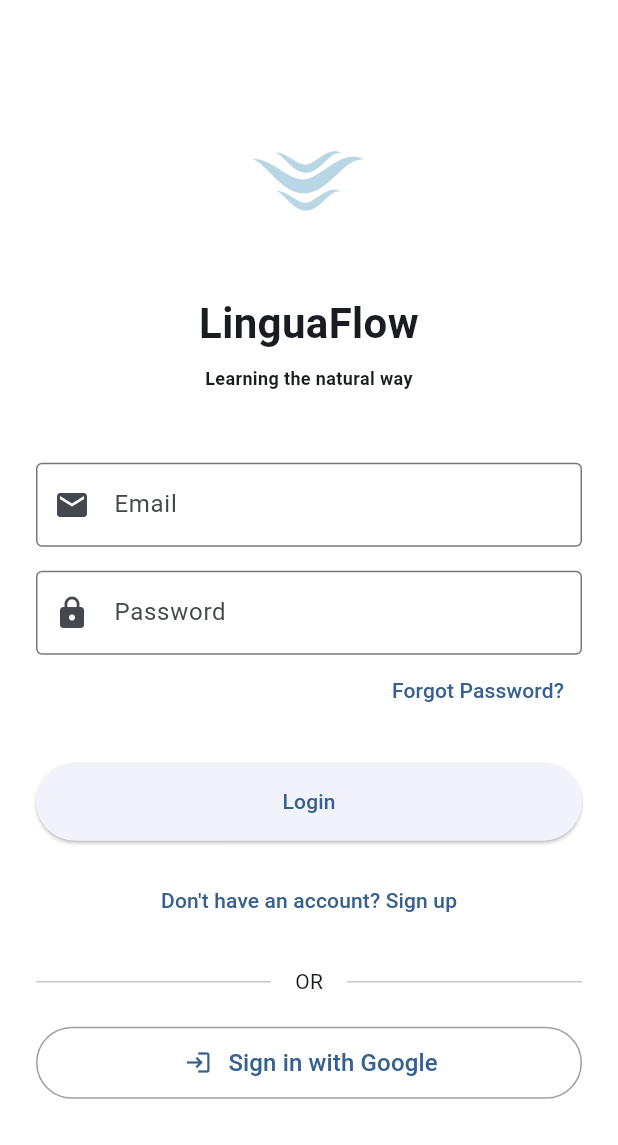
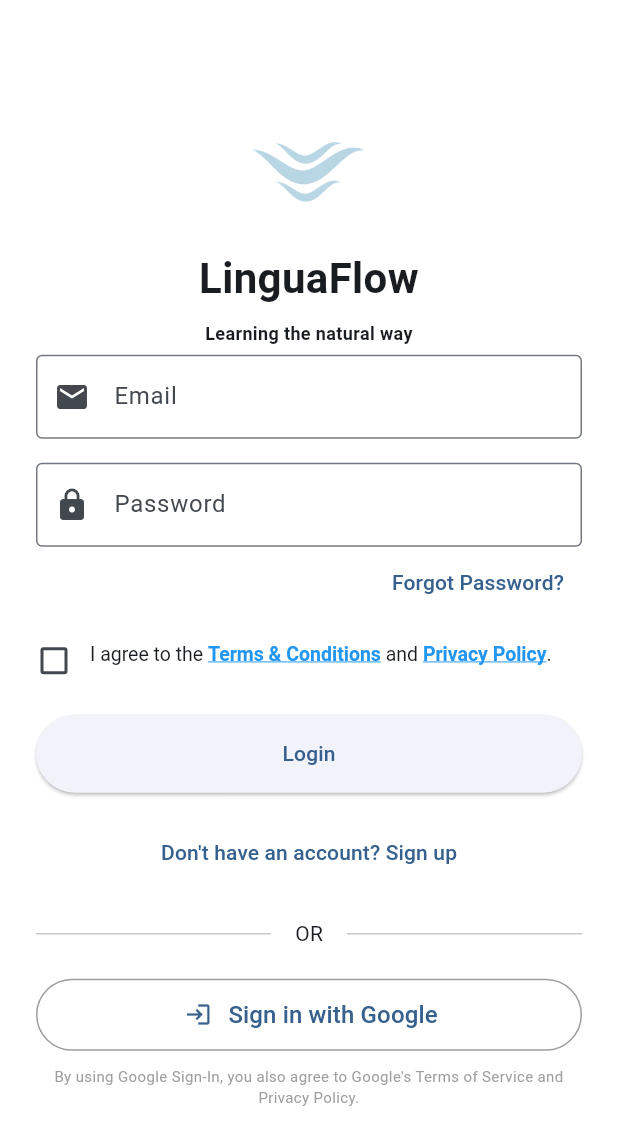
Before and after one commit to reikomdewa/linguaflowy, a Flutter app: the screen it shows after launch, on a phone screen of 412 x 824 dp. Shown: the top 1145 px of the screen. Run offline on Flutter 3.47's test engine with Material 3 defaults, Android fonts, the phone set to English and light mode, and no system bars; our stand-ins replace bloc, cloud_firestore, device_info_plus, equatable, file_picker, firebase_auth and 19 more; missing offline and left inert: audio_session, flutter_paypal_payment, media_kit, media_kit_video, receive_sharing_intent, translator; accounts and stored records are empty; network calls fail; project files that could hold a hidden picture were left out.

Commit message:
added privacy policies and terms and conditions

```diff
--- /dev/null
+++ b/lib/constants/terms_and_policies.dart
@@ -0,0 +1,89 @@
+// lib/constants/terms_and_policies.dart
+
+class TermsAndPolicies {
+  static const String termsOfService = """
+# TERMS AND CONDITIONS
+**Last Updated:** December 17, 2025
+
+### 1. Introduction
+Welcome to **Linguaflow** ("we," "our," or "us"). These Terms and Conditions ("Terms") govern your use of the Linguaflow mobile application. The app is currently operated by Emmanuel Mambwe (Sole Proprietorship).
+
+By creating an account, downloading, or using the app, you agree to these Terms. If you do not agree, please do not use Linguaflow.
+
+### 2. Age & Eligibility
+You must be at least **13 years old** to use Linguaflow. If you are under 18, you represent that you have your parent or guardian's permission to use the app. We reserve the right to suspend accounts that do not meet these age requirements.
+
+### 3. Accounts & Third-Party Login
+To access certain features, you must create an account using Email/Password or Google Sign-In.
+* **Google Services:** By using Google Sign-In, you acknowledge that you also agree to **Google’s Terms of Service** and **Google’s Privacy Policy**.
+* **Data Access:** You understand that Google provides us with your email, name, and profile picture to authenticate your identity. We do not manage or store your Google password.
+* **Account Security:** You are responsible for restricting access to your device. You may not share your account with others.
+
+### 4. Subscriptions, Payments & Refunds
+* **Access Codes:** Premium content is unlocked using valid **Access Codes**. You obtain these codes after purchasing them through third-party platforms (e.g., **Gumroad**, **PayPal**) or via direct arrangement (e.g., email/WhatsApp).
+* **Payment Processing:** We do not process payments directly within the app. All financial transactions occur externally. You are responsible for ensuring the security of your payment details on those external platforms.
+* **Refunds:** As Access Codes are digital goods, **all sales are final** once the code has been delivered, unless required by local law. Refunds are granted solely at our discretion or in accordance with the specific refund policy of the platform you used (e.g., Gumroad's policy).
+
+### 5. Content Ownership & YouTube
+* **Linguaflow Content:** All exercises, code, original audio, lesson text, and app design are the intellectual property of Linguaflow and are protected by copyright laws.
+* **YouTube Content:** Some lessons incorporate videos streamed from YouTube. We do not claim ownership of this third-party content. By using these features, you agree to be bound by the **YouTube Terms of Service**.
+* **Prohibited Acts:** You may not copy, scrape, distribute, resell, or reverse engineer any part of the app or its content.
+
+### 6. Acceptable Use
+You agree not to:
+* Use bots, scripts, or automation tools to manipulate the app or learning progress.
+* Engage in harassment, hate speech, or abusive behavior.
+* Attempt to bypass security features or payment mechanisms.
+
+### 7. Disclaimer of Results
+* **No Guarantee:** Linguaflow is a tool to assist in language learning. We **do not guarantee** fluency, employment opportunities, or specific test scores.
+* **Individual Effort:** Learning outcomes depend entirely on the time, effort, and consistency you invest.
+
+### 8. Termination
+We reserve the right to suspend or delete your account immediately, without prior notice, if you violate these Terms (e.g., scraping content, harassment, or cheating).
+
+### 9. Limitation of Liability
+To the fullest extent permitted by law, Linguaflow shall not be liable for any indirect, incidental, or consequential damages. Our total liability to you is limited to the amount you paid to use the app.
+
+### 10. Governing Law
+These Terms shall be governed by and construed in accordance with the laws of **Morocco**.
+""";
+
+  static const String privacyPolicy = """
+# PRIVACY POLICY
+**Last Updated:** December 17, 2025
+
+### 1. Introduction
+**Linguaflow** respects your privacy. This policy explains what data we collect, how we use it, and your rights. By using the app, you agree to the collection and use of information in accordance with this policy.
+
+### 2. Information We Collect
+* **Account Data:** When you sign in via Google or Email, we collect your **Name**, **Email Address**, and **Profile Picture**. This is used to create your account and save your progress across devices.
+* **Learning Data:** We track your completed lessons, quiz scores, daily streaks, and time spent learning to personalize your experience.
+* **Device Data:** We may collect your device model, operating system, and IP address for analytics and security purposes.
+* **Payment Information:** We do **not** collect, process, or store your credit card or banking details within the app. Payments are handled externally via third-party platforms (e.g., **PayPal**, **Gumroad**) or direct transfer. We only record the **Access Code** used to unlock your account.
+
+### 3. Voice Data & Speech Recognition
+Linguaflow uses your device’s **native speech recognition capabilities** for pronunciation exercises.
+* **Local Processing:** Your voice data is processed locally on your device.
+* **No Cloud Storage:** We **do not** upload, record, or store your voice recordings on our servers.
+
+### 4. How We Use Your Data
+* **To Provide the Service:** Logging you in, syncing progress, and unlocking premium content.
+* **Analytics:** We may use tools like **Google Analytics for Firebase** to understand how the app is used.
+* **Communication:** We may use your email to send important updates regarding the app.
+
+### 5. Third-Party Services
+We share data with trusted third-party providers only when necessary to operate the app:
+* **Firebase (Google):** For authentication, database storage, and hosting.
+* **YouTube:** To stream video content.
+
+### 6. Data Retention
+We retain your account data for as long as your account is active. If you request account deletion, your personal data will be removed from our active databases.
+
+### 7. Your Rights
+You have the right to access, correct, or request deletion of your data. You can delete your account directly within the app settings or by contacting us.
+
+### 8. Contact Us
+If you have any questions, please contact us at: **reikomlive@gmail.com**
+""";
+}
--- a/lib/screens/auth/login_screen.dart
+++ b/lib/screens/auth/login_screen.dart
@@ -1,6 +1,10 @@
+import 'package:flutter/gestures.dart';
 import 'package:flutter/material.dart';
 import 'package:flutter_bloc/flutter_bloc.dart';
+// 1. IMPORT FLUTTER MARKDOWN PLUS
+import 'package:flutter_markdown_plus/flutter_markdown_plus.dart';
 import 'package:linguaflow/blocs/auth/auth_bloc.dart';
+import 'package:linguaflow/constants/terms_and_policies.dart';
 
 class LoginScreen extends StatefulWidget {
   const LoginScreen({super.key});
@@ -17,13 +21,15 @@ class _LoginScreenState extends State<LoginScreen> {
   final _formKey = GlobalKey<FormState>();
   bool _isLogin = true;
 
+  // State to track if user agreed to terms
+  bool _acceptedTerms = false;
+
   @override
   Widget build(BuildContext context) {
     return Scaffold(
       body: SafeArea(
         child: BlocListener<AuthBloc, AuthState>(
           listener: (context, state) {
-            // --- HANDLE SUCCESS ---
             if (state is AuthMessage) {
               if (!_isLogin) setState(() => _isLogin = true);
               ScaffoldMessenger.of(context).showSnackBar(
@@ -35,7 +41,6 @@ class _LoginScreenState extends State<LoginScreen> {
               );
             }
 
-            // --- HANDLE ERRORS ---
             if (state is AuthError) {
               final bool isVerificationError = state.isVerificationError;
 
@@ -79,8 +84,10 @@ class _LoginScreenState extends State<LoginScreen> {
                       'assets/images/linguaflow_logo_transparent.png',
                       height: 100.0,
                       width: 100.0,
+                      errorBuilder: (context, error, stackTrace) =>
+                          const Icon(Icons.language, size: 100),
                     ),
-                    const SizedBox(height: 24),
+
                     const Text(
                       'LinguaFlow',
                       style: TextStyle(
@@ -89,7 +96,7 @@ class _LoginScreenState extends State<LoginScreen> {
                       ),
                       textAlign: TextAlign.center,
                     ),
-                    SizedBox(height: 8),
+                    const SizedBox(height: 8),
                     const Text(
                       'Learning the natural way',
                       style: TextStyle(
@@ -98,9 +105,9 @@ class _LoginScreenState extends State<LoginScreen> {
                       ),
                       textAlign: TextAlign.center,
                     ),
-                    const SizedBox(height: 48),
+                    const SizedBox(height: 6),
 
-                    if (!_isLogin)
+                    if (!_isLogin) ...[
                       TextFormField(
                         controller: _nameController,
                         decoration: const InputDecoration(
@@ -111,7 +118,8 @@ class _LoginScreenState extends State<LoginScreen> {
                         validator: (value) =>
                             value?.isEmpty ?? true ? 'Enter your name' : null,
                       ),
-                    if (!_isLogin) const SizedBox(height: 16),
+                      const SizedBox(height: 16),
+                    ],
 
                     TextFormField(
                       controller: _emailController,
@@ -146,6 +154,79 @@ class _LoginScreenState extends State<LoginScreen> {
                           child: const Text("Forgot Password?"),
                         ),
                       ),
+
+                    const SizedBox(height: 16),
+
+                    // ============================================
+                    // TERMS AND CONDITIONS CHECKBOX
+                    // ============================================
+                    Row(
+                      crossAxisAlignment: CrossAxisAlignment.start,
+                      children: [
+                        SizedBox(
+                          height: 24,
+                          width: 24,
+                          child: Checkbox(
+                            value: _acceptedTerms,
+                            onChanged: (val) {
+                              setState(() {
+                                _acceptedTerms = val ?? false;
+                              });
+                            },
+                          ),
+                        ),
+                        const SizedBox(width: 12),
+                        Expanded(
+                          child: RichText(
+                            text: TextSpan(
+                              style: TextStyle(
+                                color: Theme.of(
+                                  context,
+                                ).textTheme.bodyMedium?.color,
+                                fontSize: 13,
+                              ),
+                              children: [
+                                const TextSpan(text: "I agree to the "),
+                                TextSpan(
+                                  text: "Terms & Conditions",
+                                  style: const TextStyle(
+                                    color: Colors.blue,
+                                    fontWeight: FontWeight.bold,
+                                    decoration: TextDecoration.underline,
+                                  ),
+                                  recognizer: TapGestureRecognizer()
+                                    ..onTap = () {
+                                      _showLegalDialog(
+                                        context,
+                                        "Terms & Conditions",
+                                        TermsAndPolicies.termsOfService,
+                                      );
+                                    },
+                                ),
+                                const TextSpan(text: " and "),
+                                TextSpan(
+                                  text: "Privacy Policy",
+                                  style: const TextStyle(
+                                    color: Colors.blue,
+                                    fontWeight: FontWeight.bold,
+                                    decoration: TextDecoration.underline,
+                                  ),
+                                  recognizer: TapGestureRecognizer()
+                                    ..onTap = () {
+                                      _showLegalDialog(
+                                        context,
+                                        "Privacy Policy",
+                                        TermsAndPolicies.privacyPolicy,
+                                      );
+                                    },
+                                ),
+                                const TextSpan(text: "."),
+                              ],
+                            ),
+                          ),
+                        ),
+                      ],
+                    ),
 
                     const SizedBox(height: 24),
 
@@ -184,8 +265,8 @@ class _LoginScreenState extends State<LoginScreen> {
                     // GOOGLE SIGN IN SECTION
                     // ===============================================
                     const SizedBox(height: 20),
-                    Row(
-                      children: const [
+                    const Row(
+                      children: [
                         Expanded(child: Divider()),
                         Padding(
                           padding: EdgeInsets.symmetric(horizontal: 16),
@@ -198,6 +279,18 @@ class _LoginScreenState extends State<LoginScreen> {
 
                     OutlinedButton.icon(
                       onPressed: () {
+                        if (!_acceptedTerms) {
+                          ScaffoldMessenger.of(context).showSnackBar(
+                            const SnackBar(
+                              content: Text(
+                                "Please accept the Terms & Privacy Policy to continue.",
+                              ),
+                              backgroundColor: Colors.orange,
+                            ),
+                          );
+                          return;
+                        }
+
                         context.read<AuthBloc>().add(
                           AuthGoogleLoginRequested(),
                         );
@@ -206,11 +299,9 @@ class _LoginScreenState extends State<LoginScreen> {
                         padding: const EdgeInsets.symmetric(vertical: 12),
                         side: const BorderSide(color: Colors.grey),
                       ),
-                      // If you don't have a Google asset, use an icon
                       icon: SizedBox(
                         width: 24,
                         height: 24,
-                        // Ensure you have this asset or replace with Icon(Icons.login)
                         child: Image.network(
                           'https://upload.wikimedia.org/wikipedia/commons/thumb/c/c1/Google_%22G%22_logo.svg/1200px-Google_%22G%22_logo.svg.png',
                           errorBuilder: (context, error, stackTrace) =>
@@ -221,6 +312,12 @@ class _LoginScreenState extends State<LoginScreen> {
                         "Sign in with Google",
                         style: TextStyle(fontSize: 16),
                       ),
+                    ),
+                    const SizedBox(height: 10),
+                    const Text(
+                      "By using Google Sign-In, you also agree to Google's Terms of Service and Privacy Policy.",
+                      style: TextStyle(fontSize: 10, color: Colors.grey),
+                      textAlign: TextAlign.center,
                     ),
                     const SizedBox(height: 20),
                   ],
@@ -234,6 +331,20 @@ class _LoginScreenState extends State<LoginScreen> {
   }
 
   void _submitForm() {
+    // Check if Terms are accepted
+    if (!_acceptedTerms) {
+      ScaffoldMessenger.of(context).showSnackBar(
+        const SnackBar(
+          content: Text(
+            "Please accept the Terms & Privacy Policy to continue.",
+          ),
+          backgroundColor: Colors.orange,
+        ),
+      );
+      return;
+    }
+
+    // Validate Form
     if (_formKey.currentState!.validate()) {
       if (_isLogin) {
         context.read<AuthBloc>().add(
@@ -252,6 +363,35 @@ class _LoginScreenState extends State<LoginScreen> {
         );
       }
     }
+  }
+
+  // --- 2. UPDATED TO USE FLUTTER MARKDOWN PLUS ---
+  void _showLegalDialog(BuildContext context, String title, String content) {
+    showDialog(
+      context: context,
+      builder: (ctx) => AlertDialog(
+        title: Text(title),
+        content: SizedBox(
+          width: double.maxFinite,
+          // Limit height so content scrolls
+          height: MediaQuery.of(context).size.height * 0.6,
+          // Use Markdown Widget from flutter_markdown_plus
+          child: Markdown(
+            data: content,
+            styleSheet: MarkdownStyleSheet(
+              h1: const TextStyle(fontSize: 22, fontWeight: FontWeight.bold),
+              p: const TextStyle(fontSize: 14),
+            ),
+          ),
+        ),
+        actions: [
+          TextButton(
+            onPressed: () => Navigator.pop(ctx),
+            child: const Text("Close"),
+          ),
+        ],
+      ),
+    );
   }
 
   void _showForgotPasswordDialog() {
```
